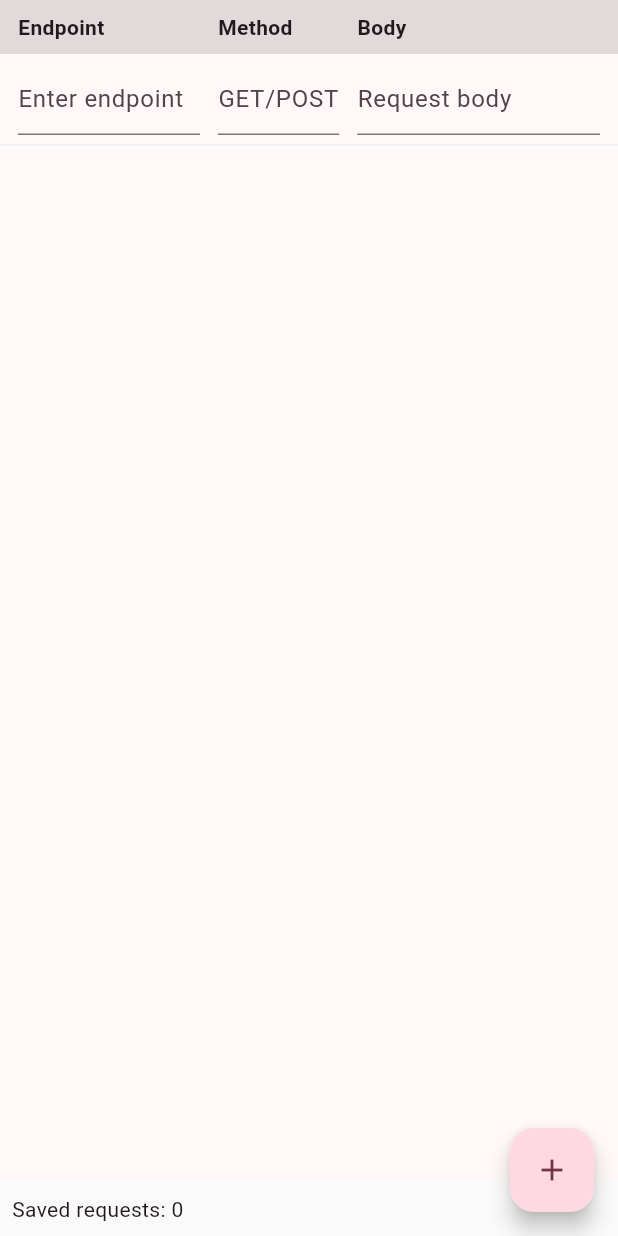
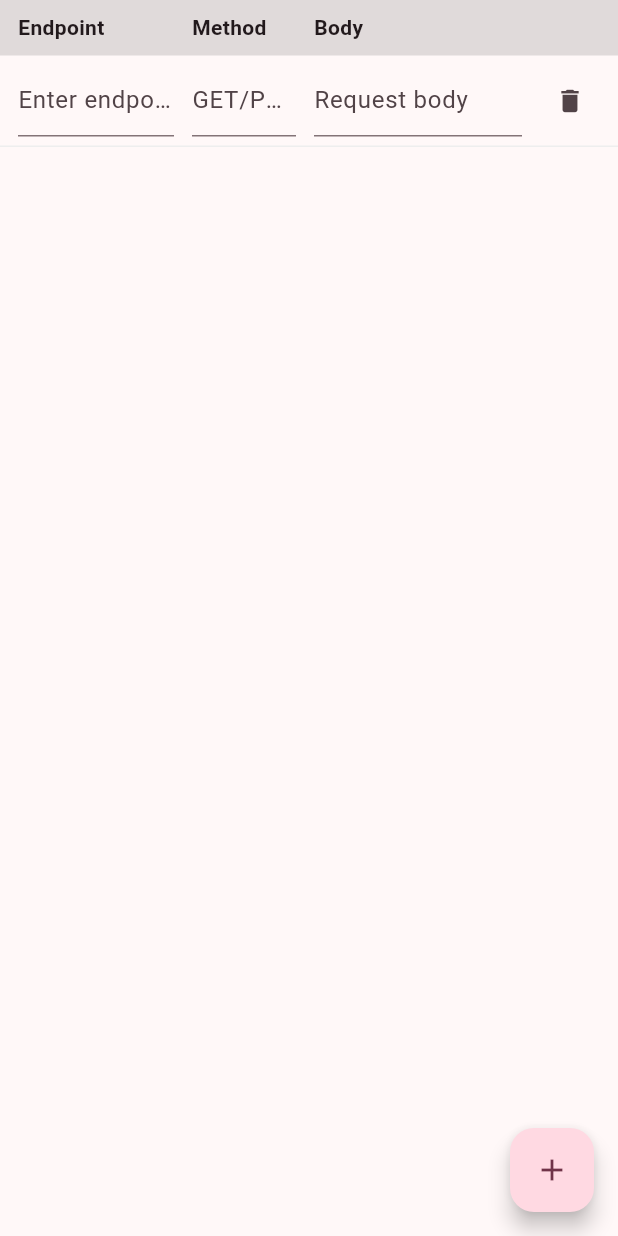
Before and after one commit to Arian04/UpGuardian, a Flutter app: the RequestsTablePage screen opened directly, on a phone screen of 412 x 824 dp. Run offline on Flutter 3.47's test engine with Material 3 defaults, Android fonts, the phone set to English and light mode, and no system bars; our stand-ins replace buttons_tabbar.

Commit message:
add functionality to add/remove rows from requests table, forbid empty parameters in request table

```diff
--- a/frontend/lib/requests_table.dart
+++ b/frontend/lib/requests_table.dart
@@ -15,9 +15,9 @@ class _RequestRowData {
   final TextEditingController endpointController;
   final TextEditingController methodController;
   final TextEditingController bodyController;
-  bool saved;
+  bool saved = false;
 
-  _RequestRowData({String endpoint = '', String method = '', String body = '', this.saved = false})
+  _RequestRowData({String endpoint = '', String method = '', String body = ''})
       : endpointController = TextEditingController(text: endpoint),
         methodController = TextEditingController(text: method),
         bodyController = TextEditingController(text: body);
@@ -73,6 +73,23 @@ void dispose() {
     });
   }
 
+  void removeRow(int index) {
+    if (index < 0 || index >= rows.length) return;
+    final row = rows[index];
+    final wasSaved = row.saved;
+    final values = row.values();
+    row.dispose();
+    setState(() {
+      rows.removeAt(index);
+      if (wasSaved) {
+        final found = savedRequests.indexWhere((m) =>
+            m['endpoint'] == values['endpoint'] && m['method'] == values['method'] && m['body'] == values['body']);
+        if (found != -1) savedRequests.removeAt(found);
+      }
+      if (rows.isEmpty) rows.add(_RequestRowData());
+    });
+  }
+
   void _showMissingFieldsDialog(List<String> missing) {
     final names = missing.join(', ');
     showDialog<void>(
@@ -96,6 +113,8 @@ void dispose() {
           Expanded(flex: 2, child: Text('Method', style: TextStyle(fontWeight: FontWeight.bold))),
           SizedBox(width: 12),
           Expanded(flex: 4, child: Text('Body', style: TextStyle(fontWeight: FontWeight.bold))),
+          SizedBox(width: 12),
+          SizedBox(width: 40, child: Center(child: Text(''))),
         ]),
       );
 
@@ -111,6 +130,15 @@ void dispose() {
           Expanded(flex: 2, child: Text(r.methodController.text)),
           const SizedBox(width: 12),
           Expanded(flex: 4, child: Text(r.bodyController.text)),
+          const SizedBox(width: 12),
+          SizedBox(
+            width: 40,
+            child: IconButton(
+              icon: const Icon(Icons.delete, size: 20),
+              tooltip: 'Delete row and request',
+              onPressed: () => removeRow(index),
+            ),
+          ),
         ]),
       );
     }
@@ -148,6 +176,15 @@ void dispose() {
             onSubmitted: (_) => saveRow(index),
           ),
         ),
+        const SizedBox(width: 12),
+        SizedBox(
+          width: 40,
+          child: IconButton(
+            icon: const Icon(Icons.delete, size: 20),
+            tooltip: 'Delete row and request',
+            onPressed: () => removeRow(index),
+          ),
+        ),
       ]),
     );
   }
@@ -164,32 +201,13 @@ void dispose() {
               itemBuilder: (_, i) => _buildRow(i),
             ),
           ),
-          Container(
-            padding: const EdgeInsets.all(8),
-            color: Colors.grey.shade50,
-            child: Column(crossAxisAlignment: CrossAxisAlignment.stretch, children: [
-              Text('Saved requests: ${savedRequests.length}'),
-              if (savedRequests.isNotEmpty)
-                SizedBox(
-                  height: 60,
-                  child: ListView(
-                    scrollDirection: Axis.horizontal,
-                    children: savedRequests
-                        .map((s) => Padding(
-                              padding: const EdgeInsets.symmetric(horizontal: 6.0),
-                              child: Chip(label: Text('${s['method']}: ${s['endpoint']}')),
-                            ))
-                        .toList(),
-                  ),
-                ),
-            ]),
-          ),
+          // banner removed: only FAB remains at bottom
         ]),
       ),
       floatingActionButton: FloatingActionButton(
         onPressed: addRow,
+        tooltip: 'Add row',
         child: const Icon(Icons.add),
-        tooltip: 'Add row',
       ),
     );
   }
```
Also changed, not shown: frontend/lib/requests_page.dart (+68 -34 lines), frontend/lib/rules_page.dart (+0 -7 lines).
